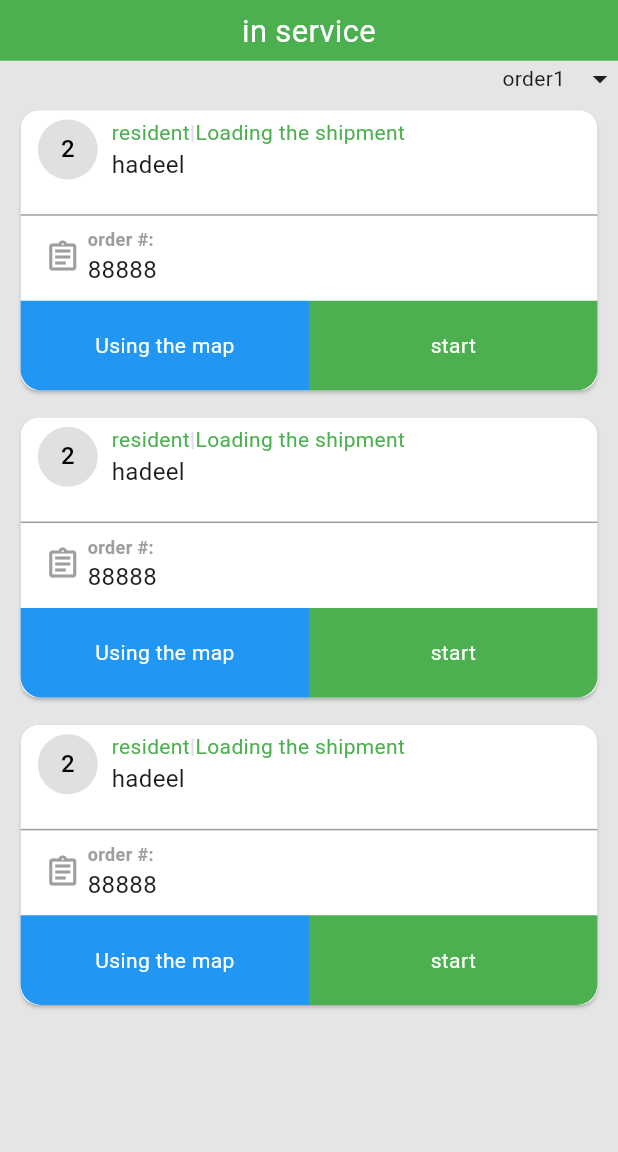
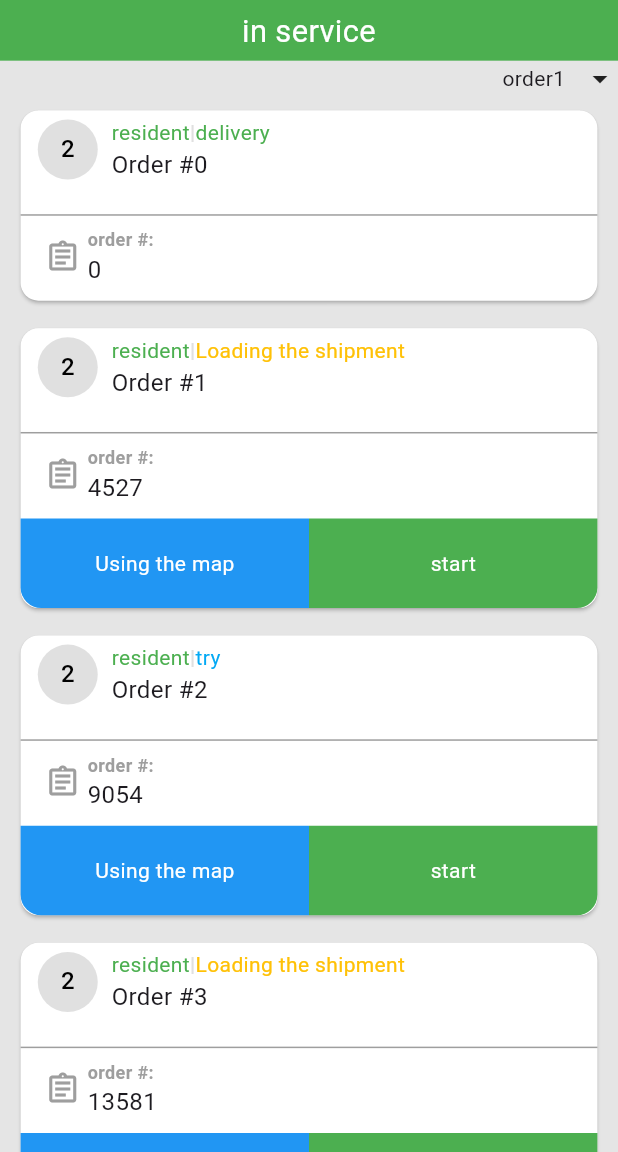
Before and after one commit to hadeelkibreet/logistics, a Flutter app: the ActiveOrders screen opened directly, after a tap on the "search" icon, on a phone screen of 412 x 824 dp, the part 84-1236 px from its top. Run offline on Flutter 3.47's test engine with Material 3 defaults, Android fonts, the phone set to English and light mode, and no system bars; our stand-ins replace firebase_messaging, flutter_riverpod, flutter_screenutil; missing offline and left inert: flutter_barcode_scanner; accounts and stored records are empty; generated files the repository leaves out were written again.

Commit message:
add enum to orders and list to local to try it

```diff
--- a/lib/drawar/driver_drawar.dart
+++ b/lib/drawar/driver_drawar.dart
@@ -1,4 +1,5 @@
 import 'package:flutter/material.dart';
+import 'package:flutter_riverpod/flutter_riverpod.dart';
 import 'package:flutter_screenutil/flutter_screenutil.dart';
 import 'package:logistics/Settings_screen/SettingsScreen.dart';
 import 'package:logistics/auth/login.dart';
@@ -10,19 +11,21 @@ import 'package:logistics/i18n/strings.g.dart';
 import 'package:logistics/orders/active_orders/active_orders.dart';
 import 'package:logistics/orders/orders_done/orders_done.dart';
 import 'package:logistics/profile/profile_screen.dart';
+import 'package:logistics/profile/providers/profile_provider.dart';
 
-class DriverDrawar extends StatefulWidget {
+class DriverDrawar extends ConsumerStatefulWidget {
   const DriverDrawar({Key? key}) : super(key: key);
 
   @override
-  State<DriverDrawar> createState() => _DriverDrawarState();
+  _DriverDrawarState createState() => _DriverDrawarState();
 }
 
-class _DriverDrawarState extends State<DriverDrawar> {
+class _DriverDrawarState extends ConsumerState<DriverDrawar> {
   late String selectedLanguage = 'English';
 
   @override
   Widget build(BuildContext context) {
+    final ProfileProvider = ref.watch(profileProvider);
     return SafeArea(
       child: Drawer(
         child: ListView(
@@ -35,15 +38,14 @@ class _DriverDrawarState extends State<DriverDrawar> {
               child: Column(
                 children: [
                   CircleAvatar(
-                    backgroundImage: NetworkImage(
-                      'https://encrypted-tbn0.gstatic.com/images?q=tbn:ANd9GcQpd4mJRIUwqgE8D_Z2znANEbtiz4GhI4M8NQ&s',
-                    ),
+                    backgroundImage:
+                        AssetImage(ProfileProvider.value!.imageProfile),
                     radius: 50.sp,
                   ),
                   Padding(
                     padding: EdgeInsets.only(right: 8.0.sp),
                     child: Text(
-                      "name",
+                      ProfileProvider.value!.name,
                       style: TextStyle(
                         fontWeight: FontWeight.bold,
                         color: ColorsApp.white,
@@ -68,7 +70,7 @@ class _DriverDrawarState extends State<DriverDrawar> {
             ),
             ListTileDrawar(
               icon: Icon(Icons.assignment_outlined),
-              text: t.order,
+              text: t.orders,
               onPressed: () {
                 Navigator.push(context,
                     MaterialPageRoute(builder: (context) => ActiveOrders()));
@@ -81,7 +83,7 @@ class _DriverDrawarState extends State<DriverDrawar> {
               text: t.CompletedOrder,
               onPressed: () {
                 Navigator.push(context,
-                    MaterialPageRoute(builder: (context) => OrdersDone()));
+                    MaterialPageRoute(builder: (context) => OrdersDon()));
               },
             ),
             ListTileDrawar(
--- a/lib/orders/active_orders/active_orders.dart
+++ b/lib/orders/active_orders/active_orders.dart
@@ -6,6 +6,7 @@ import 'package:flutter_screenutil/flutter_screenutil.dart';
 import 'package:logistics/constants/colors.dart';
 import 'package:logistics/drawar/driver_drawar.dart';
 import 'package:logistics/i18n/strings.g.dart';
+import 'package:logistics/orders/enum/order_status_enum.dart';
 import 'package:logistics/orders/providers/orders_provider.dart';
 import 'package:logistics/orders/widget/card_orders.dart';
 
@@ -21,37 +22,21 @@ class _ActiveOrdersState extends ConsumerState<ActiveOrders> {
   late bool isdone = false;
 
   @override
+  void initState() {
+    WidgetsBinding.instance.addPostFrameCallback((timeStamp) {
+      ref.read(ordersProvider.notifier).getOrders();
+    });
+  }
+
+  @override
   Widget build(BuildContext context) {
-    final OrderData = ref.watch(OrdersProvider.notifier);
+    final orderListProvider = ref.watch(ordersProvider);
+
+    // final OrderData = ref.watch(OrdersProvider.notifier);
     return Scaffold(
       backgroundColor: ColorsApp.backgroundColor,
       drawer: DriverDrawar(),
-      appBar: AppBar(
-        title: Text(t.orders),
-        actions: [
-          IconButton(
-            icon: Icon(Icons.search),
-            onPressed: () {},
-          ),
-          IconButton(
-            icon: Icon(Icons.autorenew_rounded),
-            onPressed: () {},
-          ),
-          IconButton(
-            icon: Icon(Icons.qr_code_scanner),
-            onPressed: () {
-              scanQRCode();
-              //  QRCode();
-            },
-          ),
-          IconButton(
-            icon: Icon(Icons.more_vert),
-            onPressed: () {
-              _showTopModalSheet(context);
-            },
-          ),
-        ],
-      ),
+      appBar: myAppBar(context),
       body: Column(
         children: [
           Container(
@@ -76,24 +61,55 @@ class _ActiveOrdersState extends ConsumerState<ActiveOrders> {
               Icon(Icons.arrow_drop_down_outlined),
             ],
           ),
-          Expanded(
-            child: ListView.builder(
-              controller: controller,
-              itemCount: 3,
-              itemBuilder: (context, index) {
-                return buildOrderCard(
-                  name: OrderData.state.name,
-                  numberOfLength: 2,
-                  orderNumber: OrderData.state.orderNumber,
-                  lat: OrderData.state.Orderlat,
-                  long: OrderData.state.Orderlong,
-                  statusCard: OrderData.state.statusOrder,
-                );
-              },
-            ),
-          ),
+          orderListProvider.isEmpty
+              ? Text('empty')
+              : Expanded(
+                  child: ListView.builder(
+                    controller: controller,
+                    itemCount: orderListProvider.length,
+                    itemBuilder: (context, index) {
+                      return buildOrderCard(
+                        name: orderListProvider[index].name,
+                        numberOfLength: 2,
+                        orderNumber: orderListProvider[index].orderNumber,
+                        lat: orderListProvider[index].Orderlat,
+                        long: orderListProvider[index].Orderlong,
+                        statusCard: orderListProvider[index].statusOrder,
+                      );
+                    },
+                  ),
+                ),
         ],
       ),
+    );
+  }
+
+  AppBar myAppBar(BuildContext context) {
+    return AppBar(
+      title: Text(t.orders),
+      actions: [
+        IconButton(
+          icon: Icon(Icons.search),
+          onPressed: () {},
+        ),
+        IconButton(
+          icon: Icon(Icons.autorenew_rounded),
+          onPressed: () {},
+        ),
+        IconButton(
+          icon: Icon(Icons.qr_code_scanner),
+          onPressed: () {
+            scanQRCode();
+            //  QRCode();
+          },
+        ),
+        IconButton(
+          icon: Icon(Icons.more_vert),
+          onPressed: () {
+            _showTopModalSheet(context);
+          },
+        ),
+      ],
     );
   }
 
@@ -116,13 +132,9 @@ class _ActiveOrdersState extends ConsumerState<ActiveOrders> {
                   borderRadius: BorderRadius.circular(8.0),
                   child: Column(
                     crossAxisAlignment: CrossAxisAlignment.end,
-                    children: <Widget>[
-                      _buildRadioOption(t.allOrders, 0),
-                      _buildRadioOption(t.delivery, 1),
-                      _buildRadioOption(t.LoadingTheShipment, 2),
-                      _buildRadioOption(t.tryy, 3),
-                      _buildRadioOption(t.notTry, 4),
-                    ],
+                    children: OrderStatus.values
+                        .map((e) => _buildRadioOption(e.title, e.index))
+                        .toList(),
                   ),
                 ),
               ),
@@ -134,16 +146,18 @@ class _ActiveOrdersState extends ConsumerState<ActiveOrders> {
   }
 
   Widget _buildRadioOption(String title, int numberOfStatus) {
-    final OrderDataR = ref.watch(OrdersProvider.notifier);
+    //final OrderDataR = ref.watch(OrdersProvider.notifier);
 
     return RadioListTile<String>(
       title: Text(title),
       value: title,
-      groupValue: _selectedOption,
+      groupValue: ref.watch(orderFilterProvider.notifier).state.title,
       onChanged: (value) {
         setState(() {
           _selectedOption = value!;
-          OrderDataR.state.statusOrder = numberOfStatus;
+          ref.read(orderFilterProvider.notifier).state = OrderStatus.values
+              .firstWhere((element) => element.title == value);
+          //OrderDataR.state[index].statusOrder = numberOfStatus;
         });
         Navigator.pop(context);
       },
--- a/lib/orders/entity/orders_entity.dart
+++ b/lib/orders/entity/orders_entity.dart
@@ -1,9 +1,11 @@
+import 'package:logistics/orders/enum/order_status_enum.dart';
+
 class OrdersEntity {
   final String name;
   final String orderNumber;
   final double Orderlat;
   final double Orderlong;
-  int statusOrder;
+  final OrderStatus statusOrder;
 
   OrdersEntity(
       {required this.name,
--- /dev/null
+++ b/lib/orders/enum/order_status_enum.dart
@@ -0,0 +1,32 @@
+import 'package:flutter/material.dart';
+import 'package:logistics/i18n/strings.g.dart';
+
+enum OrderStatus {
+  allOrders(
+    color: Colors.black,
+  ),
+  delivered(color: Colors.green),
+  loadingTheShipment(color: Colors.amber),
+  tryy(color: Colors.lightBlue),
+  notTry(color: Colors.red);
+
+  final Color color;
+  const OrderStatus({required this.color});
+}
+
+extension OrderStatusExt on OrderStatus {
+  String get title {
+    switch (this) {
+      case OrderStatus.allOrders:
+        return t.allOrders;
+      case OrderStatus.delivered:
+        return t.delivery;
+      case OrderStatus.loadingTheShipment:
+        return t.LoadingTheShipment;
+      case OrderStatus.tryy:
+        return t.tryy;
+      case OrderStatus.notTry:
+        return t.notTry;
+    }
+  }
+}
--- a/lib/orders/providers/orders_provider.dart
+++ b/lib/orders/providers/orders_provider.dart
@@ -1,6 +1,42 @@
 import 'package:flutter_riverpod/flutter_riverpod.dart';
+import 'package:logistics/orders/enum/order_status_enum.dart';
 import 'package:logistics/orders/repository/local_orders_repository.dart';
+import 'package:logistics/orders/repository/orders_repository.dart';
+import 'package:logistics/orders/repository/remote_orders_repository.dart';
 
-final OrdersProvider = StateProvider(
+import '../entity/orders_entity.dart';
+
+final OrdersProvider2 = StateProvider(
   (ref) => ref.read(localOrdersRepository).getOrders(),
 );
+
+final orderFilterProvider = StateProvider((ref) => OrderStatus.allOrders);
+
+final ordersProvider =
+    StateNotifierProvider<OrderStateNotifier, List<OrdersEntity>>((ref) {
+  ref.read(remoteOrdersRepository);
+  return OrderStateNotifier(
+    repository: ref.watch(localOrdersRepository),
+    filter: ref.watch(orderFilterProvider),
+  )..getOrders();
+});
+
+class OrderStateNotifier extends StateNotifier<List<OrdersEntity>> {
+  OrderStateNotifier({required this.repository, required this.filter})
+      : super([]);
+
+  OrdersRepository repository;
+  List<OrdersEntity> _list = [];
+  List<OrdersEntity> _display = [];
+  OrderStatus filter;
+
+  void getOrders() {
+    _list = repository.getOrders();
+    _display = _list;
+    if (filter != OrderStatus.allOrders) {
+      _display =
+          _list.where((element) => element.statusOrder == filter).toList();
+    }
+    state = _display;
+  }
+}
--- a/lib/orders/repository/local_orders_repository.dart
+++ b/lib/orders/repository/local_orders_repository.dart
@@ -1,17 +1,29 @@
+import 'dart:math';
+
 import 'package:flutter_riverpod/flutter_riverpod.dart';
 import 'package:logistics/orders/entity/orders_entity.dart';
+import 'package:logistics/orders/enum/order_status_enum.dart';
 import 'package:logistics/orders/repository/orders_repository.dart';
 
-final localOrdersRepository = StateProvider((ref) => LocalOrdersRepository());
+final localOrdersRepository = Provider((ref) => LocalOrdersRepository());
 
 class LocalOrdersRepository implements OrdersRepository {
   @override
-  OrdersEntity getOrders() {
-    return OrdersEntity(
-        name: 'hadeel',
-        orderNumber: '88888',
-        Orderlat: 33.509883,
-        Orderlong: 36.305231,
-        statusOrder: 2);
+  List<OrdersEntity> getOrders() {
+    Random random = Random();
+    //random.nextInt(4);
+
+    return List.generate(
+      20,
+      (index) {
+        return OrdersEntity(
+          name: 'Order #${index}',
+          orderNumber: '${index * 4527}',
+          Orderlat: 33.509883,
+          Orderlong: 36.305231,
+          statusOrder: OrderStatus.values[random.nextInt(4) + 1],
+        );
+      },
+    );
   }
 }
--- a/lib/orders/repository/orders_repository.dart
+++ b/lib/orders/repository/orders_repository.dart
@@ -1,5 +1,5 @@
 import 'package:logistics/orders/entity/orders_entity.dart';
 
 abstract class OrdersRepository {
-  OrdersEntity getOrders();
+  List<OrdersEntity> getOrders();
 }
--- a/lib/orders/repository/remote_orders_repository.dart
+++ b/lib/orders/repository/remote_orders_repository.dart
@@ -2,11 +2,11 @@ import 'package:flutter_riverpod/flutter_riverpod.dart';
 import 'package:logistics/orders/entity/orders_entity.dart';
 import 'package:logistics/orders/repository/orders_repository.dart';
 
-final remoteOrdersRepository = StateProvider((ref) => RemoteOrdersRepository());
+final remoteOrdersRepository = Provider((ref) => RemoteOrdersRepository());
 
 class RemoteOrdersRepository implements OrdersRepository {
   @override
-  OrdersEntity getOrders() {
+  List<OrdersEntity> getOrders() {
     throw UnimplementedError();
   }
 }
--- a/lib/orders/widget/card_orders.dart
+++ b/lib/orders/widget/card_orders.dart
@@ -2,6 +2,7 @@ import 'package:flutter/material.dart';
 import 'package:flutter_screenutil/flutter_screenutil.dart';
 import 'package:logistics/constants/colors.dart';
 import 'package:logistics/i18n/strings.g.dart';
+import 'package:logistics/orders/enum/order_status_enum.dart';
 import 'package:url_launcher/url_launcher.dart';
 
 class buildOrderCard extends StatefulWidget {
@@ -10,7 +11,7 @@ class buildOrderCard extends StatefulWidget {
   final String orderNumber;
   final double lat;
   final double long;
-  final int statusCard;
+  final OrderStatus statusCard;
   buildOrderCard(
       {Key? key,
       required this.name,
@@ -61,13 +62,8 @@ class _buildOrderCardState extends State<buildOrderCard> {
                             style: TextStyle(color: Colors.grey[300]),
                           ),
                           Text(
-                            widget.statusCard == 1
-                                ? t.delivery
-                                : t.LoadingTheShipment,
-                            style: TextStyle(
-                                color: widget.statusCard == 1
-                                    ? Colors.amber
-                                    : Colors.green),
+                            widget.statusCard.title,
+                            style: TextStyle(color: widget.statusCard.color),
                           ),
                         ],
                       ),
@@ -136,9 +132,8 @@ class _buildOrderCardState extends State<buildOrderCard> {
               ),
             ),
             SizedBox(height: 8.sp),
-            widget.statusCard == 1
-                ? SizedBox()
-                : Row(
+            if (widget.statusCard != OrderStatus.delivered)
+              Row(
                 children: [
                   Expanded(
                     child: GestureDetector(
```
Also changed, not shown: lib/orders/orders_done/orders_done.dart (+7 -7 lines). Lines whose indentation alone changed are shown as unchanged.
